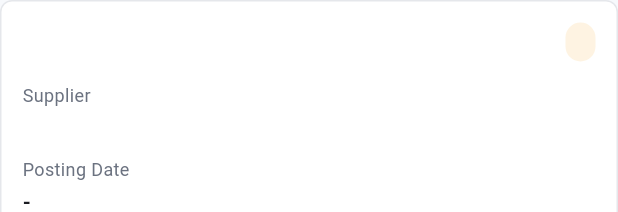
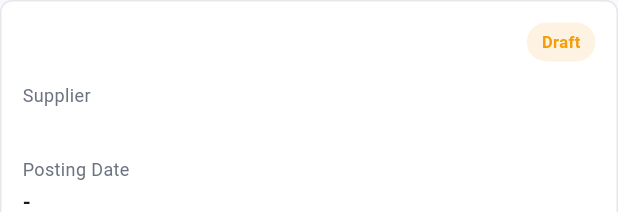
Before and after one commit to Dux-Digitech-6534/sanskruti-apk, a Flutter app: the _HeaderCard widget shown alone on an empty page, opened directly with empty values, on a phone screen of 412 x 824 dp. Shown: the top 212 px of the screen. Run offline on Flutter 3.47's test engine with Material 3 defaults, Android fonts, the phone set to English and light mode, and no system bars; our stand-ins replace dio, flutter_riverpod, flutter_secure_storage, flutter_spinkit, get, go_router and 3 more; accounts and stored records are empty; network calls fail.

Commit message:
Fix dashboard navigation and receipt status display

```diff
--- a/lib/features/profile/presentation/profile_screen.dart
+++ b/lib/features/profile/presentation/profile_screen.dart
@@ -44,8 +44,10 @@
                 ),
                 const SizedBox(height: 8),
                 Text(user?.email ?? user?.id ?? ''),
-                const SizedBox(height: 8),
-                Text(context.l10n.role(user?.role ?? 'ERP User')),
+                if (user?.role?.trim().isNotEmpty == true) ...[
+                  const SizedBox(height: 8),
+                  Text(context.l10n.role(user!.role!.trim())),
+                ],
               ],
             ),
           ),
--- a/lib/features/purchase_receipt/presentation/purchase_receipt_detail_screen.dart
+++ b/lib/features/purchase_receipt/presentation/purchase_receipt_detail_screen.dart
@@ -154,9 +154,7 @@
                   ),
                 ),
               ),
-              StatusBadge(
-                label: receipt.isSubmitted ? 'Submitted' : receipt.status,
-              ),
+              StatusBadge(label: receipt.displayStatus),
             ],
           ),
           const SizedBox(height: 14),
--- a/lib/l10n/app_localizations.dart
+++ b/lib/l10n/app_localizations.dart
@@ -302,6 +302,7 @@
   'to_date': 'To Date',
   'total': 'Total',
   'total_amount': 'Total Amount',
+  'total_material_request': 'Total Material Request',
   'total_qty': 'Total Qty',
   'unread': 'Unread',
   'until': 'Until',
@@ -481,6 +482,7 @@
   'to_date': 'अंतिम तारीख',
   'total': 'कुल',
   'total_amount': 'कुल राशि',
+  'total_material_request': 'Total Material Request',
   'total_qty': 'कुल मात्रा',
   'unread': 'अपठित',
   'until': 'तक',
--- a/lib/models/user_profile.dart
+++ b/lib/models/user_profile.dart
@@ -22,7 +22,7 @@
           json['name']?.toString() ??
           'Sanskruti User',
       email: json['email']?.toString() ?? json['user']?.toString() ?? '',
-      role: json['role']?.toString(),
+      role: json['role']?.toString() ?? json['user_type']?.toString(),
       site: json['site']?.toString(),
     );
   }
--- a/lib/repositories/dashboard_repository.dart
+++ b/lib/repositories/dashboard_repository.dart
@@ -25,6 +25,9 @@
   final ApiClient _apiClient;
 
   Future<DashboardData> fetchDashboardData() async {
+    final materialRequests = await _fetchPagedSummaries(
+      doctype: 'Material Request',
+    );
     final pendingMaterialRequests = await _fetchPagedSummaries(
       doctype: 'Material Request',
       filters: const [
@@ -41,6 +44,7 @@
     final recentReceipts = await fetchRecentPurchaseReceipts();
 
     return DashboardData(
+      totalMaterialRequestsCount: materialRequests.length,
       pendingRequestsCount: pendingMaterialRequests
           .where(
             (request) =>
--- a/lib/repositories/purchase_receipt_repository.dart
+++ b/lib/repositories/purchase_receipt_repository.dart
@@ -883,6 +883,17 @@
 
   bool get isDraft => docstatus == 0;
   bool get isSubmitted => docstatus == 1;
+  String get displayStatus {
+    final normalized = status.trim();
+    final lower = normalized.toLowerCase();
+    if (docstatus == 0) return 'Draft';
+    if (docstatus == 2 || lower.contains('cancel')) return 'Cancelled';
+    if (docstatus == 1 && (normalized.isEmpty || lower == 'submitted')) {
+      return 'Completed';
+    }
+    return normalized.isEmpty ? _docStatusLabel(docstatus) : normalized;
+  }
+
   double get totalAmount =>
       items.fold<double>(0, (sum, item) => sum + item.amount);
 
```
Also changed, not shown: lib/features/dashboard/presentation/dashboard_screen.dart (+4 -4 lines), lib/models/dashboard_data.dart (+8 -0 lines).
